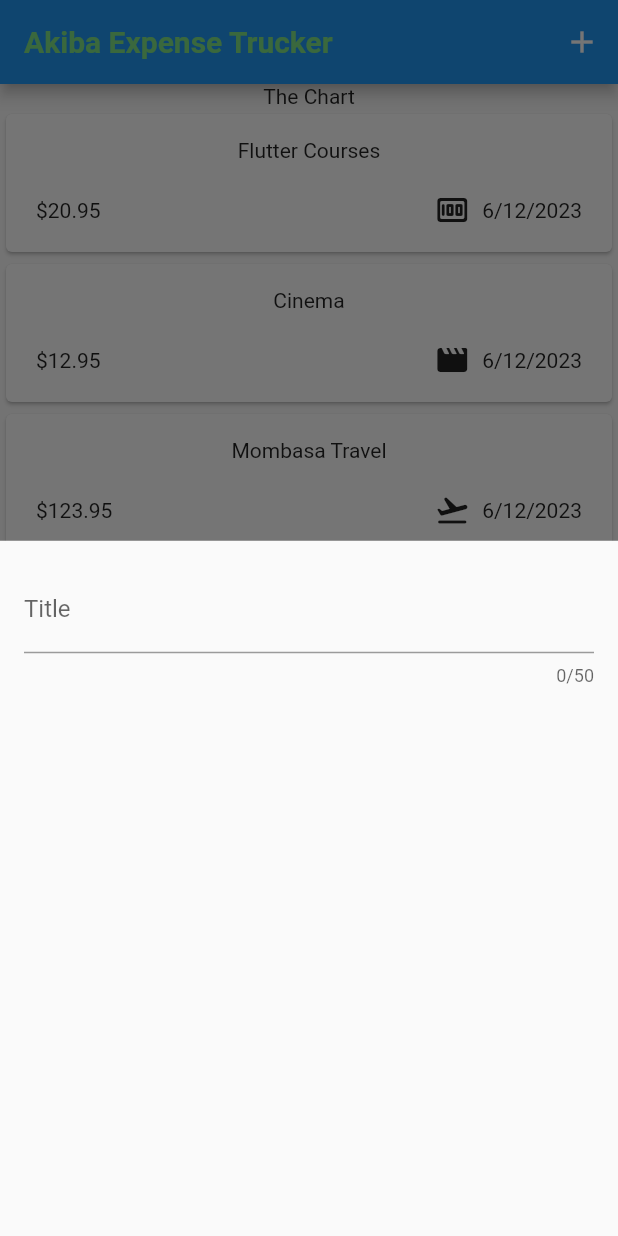
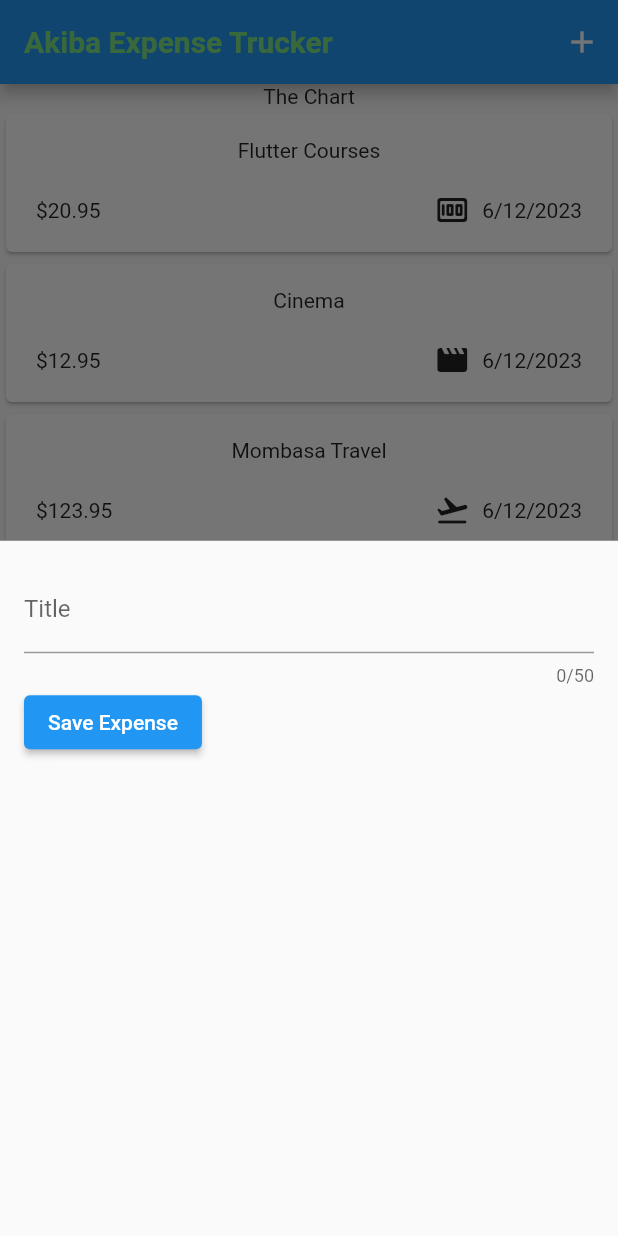
Before and after one commit to newtonkim/expense-tracker, a Flutter app: the screen it shows after launch, after a tap on the "add" icon, on a phone screen of 412 x 824 dp. Run offline on Flutter 3.47's test engine with Material 2 defaults, Android fonts, the phone set to English and light mode, and no system bars.

Commit message:
handle and store user input using text editing controller

```diff
--- a/lib/widgets/new_expense.dart
+++ b/lib/widgets/new_expense.dart
@@ -10,18 +10,39 @@ class NewExpense extends StatefulWidget {
 }
 
 class _NewExpense extends State<NewExpense> {
+// use text editing controller to handle and store user input
+ final _titleInputController = TextEditingController();
+
+// call this method to destroy any user input after storage
+ @override
+ void dispose() {
+    _titleInputController.dispose();
+    super.dispose();
+  }
+
   @override
   Widget build(context) {
     return Padding(
-      padding: EdgeInsets.all(16),
+      padding: const EdgeInsets.all(16),
       child: Column(
-        children: const[
+        children: [
           TextField(
+            controller: _titleInputController,
             maxLength: 50,
-            decoration: InputDecoration(
+            decoration: const InputDecoration(
               label: Text('Title'),
             ),
           ),
+          Row(
+            children: [
+              ElevatedButton(
+                onPressed: () {
+                  print(_titleInputController.text);
+                },
+                child: const Text('Save Expense'),
+              )
+            ],
+          )
         ],
       ),
     );
```
